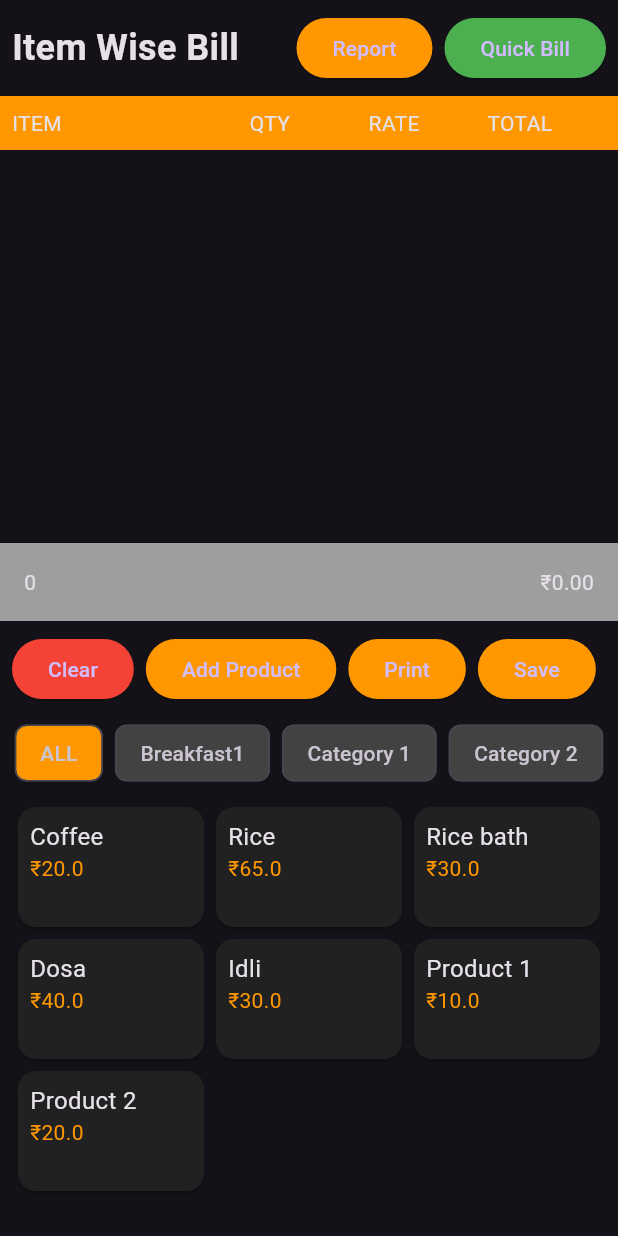
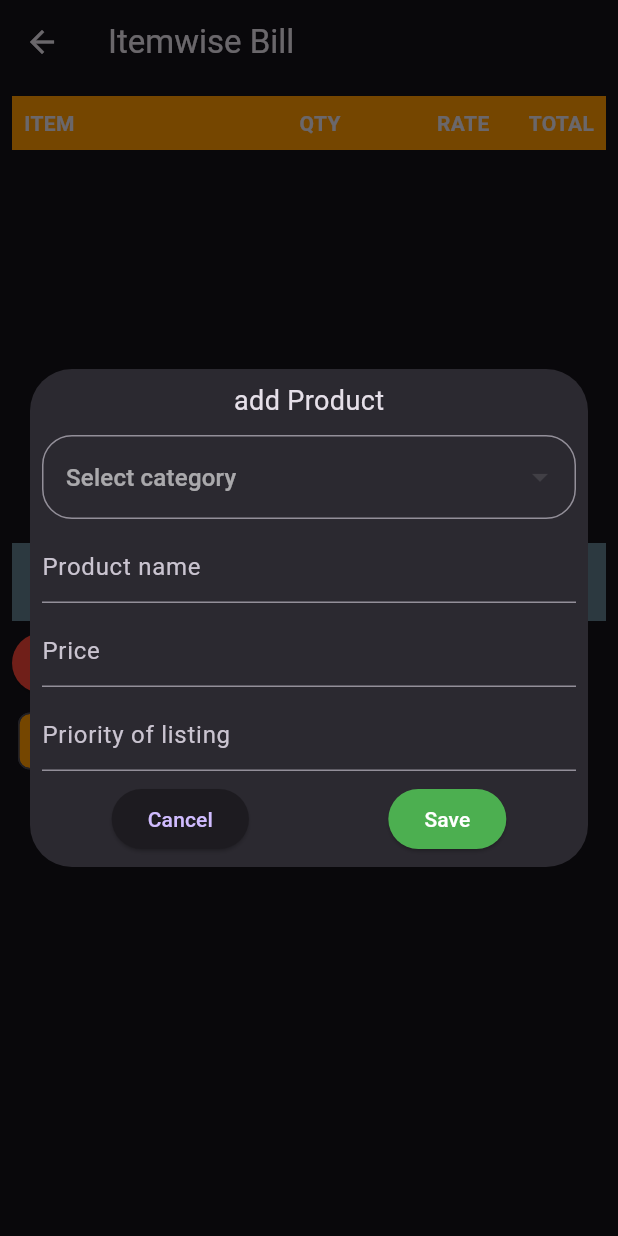
Before and after one commit to ambareesha7/bill_printer, a Flutter app: the BillView screen opened directly, after a tap on "Add Product", on a phone screen of 412 x 824 dp. Run offline on Flutter 3.47's test engine with Material 3 defaults, Android fonts, the light colour scheme and no system bars; our stand-ins replace drift, drift_flutter, flutter_riverpod, freezed_annotation, riverpod_annotation; accounts and stored records are empty; generated files the repository leaves out were written again.

Commit message:
feat: add itemwise bill functionality

```diff
--- a/lib/core/database.dart
+++ b/lib/data/database.dart
@@ -1,5 +1,5 @@
-import 'package:bill_printer/core/tables/categories_table.dart';
-import 'package:bill_printer/core/tables/products_table.dart';
+import 'package:bill_printer/data/tables/categories_table.dart';
+import 'package:bill_printer/data/tables/products_table.dart';
 import 'package:drift/drift.dart';
 import 'package:drift_flutter/drift_flutter.dart';
 import 'package:flutter/foundation.dart';
--- a/lib/core/db_utils.dart
+++ b/lib/data/db_utils.dart
@@ -1,4 +1,4 @@
-import 'package:bill_printer/core/database.dart';
+import 'package:bill_printer/data/database.dart';
 import 'package:drift/drift.dart';
 import 'package:flutter/rendering.dart';
 import 'package:flutter_riverpod/flutter_riverpod.dart';
--- a/lib/core/tables/products_table.dart
+++ b/lib/data/tables/products_table.dart
@@ -1,4 +1,4 @@
-import 'package:bill_printer/core/tables/categories_table.dart';
+import 'package:bill_printer/data/tables/categories_table.dart';
 import 'package:drift/drift.dart';
 
 class Products extends Table {
--- a/lib/main.dart
+++ b/lib/main.dart
@@ -1,5 +1,5 @@
-import 'package:bill_printer/core/db_utils.dart';
-import 'package:bill_printer/ui/bill_view.dart';
+import 'package:bill_printer/data/db_utils.dart';
+import 'package:bill_printer/ui/bill_views/bill_view.dart';
 import 'package:bill_printer/ui/category/category_view.dart';
 import 'package:flutter/material.dart';
 import 'package:flutter_riverpod/flutter_riverpod.dart';
--- a/lib/ui/bill_view.dart
+++ /dev/null
@@ -1,219 +0,0 @@
-import 'package:flutter/material.dart';
-
-class BillView extends StatefulWidget {
-  const BillView({super.key});
-
-  @override
-  State<BillView> createState() => _BillViewState();
-}
-
-class _BillViewState extends State<BillView> {
-  List<BillItem> items = [];
-  double total = 0;
-
-  @override
-  Widget build(BuildContext context) {
-    return Scaffold(
-      body: SafeArea(
-        child: Column(
-          children: [
-            _buildHeader(),
-            _buildBillTable(),
-            _buildTotalSection(),
-            _buildActionButtons(),
-            _buildCategories(),
-            _buildProductGrid(),
-          ],
-        ),
-      ),
-    );
-  }
-
-  Widget _buildHeader() {
-    return Padding(
-      padding: const EdgeInsets.all(8.0),
-      child: Row(
-        children: [
-          const Text(
-            'Item Wise Bill',
-            style: TextStyle(fontSize: 24, fontWeight: FontWeight.bold),
-          ),
-          const Spacer(),
-          ElevatedButton(
-            onPressed: () {},
-            style: ElevatedButton.styleFrom(backgroundColor: Colors.orange),
-            child: const Text('Report'),
-          ),
-          const SizedBox(width: 8),
-          ElevatedButton(
-            onPressed: () {},
-            style: ElevatedButton.styleFrom(backgroundColor: Colors.green),
-            child: const Text('Quick Bill'),
-          ),
-        ],
-      ),
-    );
-  }
-
-  Widget _buildBillTable() {
-    return Expanded(
-      child: Column(
-        children: [
-          Container(
-            color: Colors.orange,
-            padding: const EdgeInsets.all(8),
-            child: const Row(
-              children: [
-                Expanded(flex: 2, child: Text('ITEM')),
-                Expanded(child: Text('QTY')),
-                Expanded(child: Text('RATE')),
-                Expanded(child: Text('TOTAL')),
-              ],
-            ),
-          ),
-          Expanded(
-            child: ListView.builder(
-              itemCount: items.length,
-              itemBuilder: (context, index) {
-                return _buildBillRow(items[index]);
-              },
-            ),
-          ),
-        ],
-      ),
-    );
-  }
-  // Add this method after _buildBillTable()
-
-  Widget _buildBillRow(BillItem item) {
-    return Container(
-      padding: const EdgeInsets.symmetric(vertical: 8, horizontal: 8),
-      decoration: BoxDecoration(
-        border: Border(bottom: BorderSide(color: Colors.grey.shade800)),
-      ),
-      child: Row(
-        children: [
-          Expanded(flex: 2, child: Text(item.name)),
-          Expanded(child: Text(item.quantity.toString())),
-          Expanded(child: Text('₹${item.rate}')),
-          Expanded(child: Text('₹${item.total}')),
-        ],
-      ),
-    );
-  }
-
-  Widget _buildTotalSection() {
-    return Container(
-      color: Colors.grey,
-      padding: const EdgeInsets.all(16),
-      child: Row(
-        mainAxisAlignment: MainAxisAlignment.spaceBetween,
-        children: [
-          Text('${items.length}'),
-          Text('₹${total.toStringAsFixed(2)}'),
-        ],
-      ),
-    );
-  }
-
-  Widget _buildActionButtons() {
-    return Padding(
-      padding: const EdgeInsets.all(8.0),
-      child: Row(
-        children: [
-          ElevatedButton(
-            onPressed: () {},
-            style: ElevatedButton.styleFrom(backgroundColor: Colors.red),
-            child: const Text('Clear'),
-          ),
-          const SizedBox(width: 8),
-          ElevatedButton(
-            onPressed: () {},
-            style: ElevatedButton.styleFrom(backgroundColor: Colors.orange),
-            child: const Text('Add Product'),
-          ),
-          const SizedBox(width: 8),
-          ElevatedButton(
-            onPressed: () {},
-            style: ElevatedButton.styleFrom(backgroundColor: Colors.orange),
-            child: const Text('Print'),
-          ),
-          const SizedBox(width: 8),
-          ElevatedButton(
-            onPressed: () {},
-            style: ElevatedButton.styleFrom(backgroundColor: Colors.orange),
-            child: const Text('Save'),
-          ),
-        ],
-      ),
-    );
-  }
-
-  Widget _buildCategories() {
-    return SingleChildScrollView(
-      scrollDirection: Axis.horizontal,
-      child: Row(
-        children: [
-          _buildCategoryChip('ALL', isSelected: true),
-          _buildCategoryChip('Breakfast1'),
-          _buildCategoryChip('Category 1'),
-          _buildCategoryChip('Category 2'),
-        ],
-      ),
-    );
-  }
-
-  Widget _buildProductGrid() {
-    return Expanded(
-      child: GridView.count(
-        crossAxisCount: 3,
-        padding: const EdgeInsets.all(8),
-        childAspectRatio: 1.5,
-        children: [
-          _buildProductCard('Coffee', 20),
-          _buildProductCard('Rice', 65),
-          _buildProductCard('Rice bath', 30),
-          _buildProductCard('Dosa', 40),
-          _buildProductCard('Idli', 30),
-          _buildProductCard('Product 1', 10),
-          _buildProductCard('Product 2', 20),
-        ],
-      ),
-    );
-  }
-
-  Widget _buildCategoryChip(String label, {bool isSelected = false}) {
-    return Padding(
-      padding: const EdgeInsets.symmetric(horizontal: 4),
-      child: Chip(
-        label: Text(label),
-        backgroundColor: isSelected ? Colors.orange : Colors.grey[800],
-      ),
-    );
-  }
-
-  Widget _buildProductCard(String name, double price) {
-    return Card(
-      color: Colors.grey[900],
-      child: Padding(
-        padding: const EdgeInsets.all(8.0),
-        child: Column(
-          crossAxisAlignment: CrossAxisAlignment.start,
-          children: [
-            Text(name, style: const TextStyle(fontSize: 16)),
-            Text('₹$price', style: const TextStyle(color: Colors.orange)),
-          ],
-        ),
-      ),
-    );
-  }
-}
-
-class BillItem {
-  final String name;
-  final int quantity;
-  final double rate;
-  double get total => quantity * rate;
-
-  BillItem({required this.name, required this.quantity, required this.rate});
-}
--- /dev/null
+++ b/lib/ui/bill_views/bill_provider.dart
@@ -0,0 +1,87 @@
+import 'package:bill_printer/data/models/bill_item_model.dart';
+import 'package:bill_printer/data/models/product_model.dart';
+import 'package:riverpod_annotation/riverpod_annotation.dart';
+part 'bill_provider.g.dart';
+
+@riverpod
+class BillList extends _$BillList {
+  @override
+  List<BillItemModel> build() {
+    return [];
+  }
+
+  addItem(ProductModel item) {
+    if (state.any((element) => element.name == item.name)) {
+      state = _increaseQuantity(state, item);
+    } else {
+      state = [
+        ...state,
+        BillItemModel(
+          name: item.name!,
+          quantity: 1,
+          rate: int.parse(item.price!),
+        ),
+      ];
+    }
+  }
+
+  updateItemAtIndex(BillItemModel item) {
+    List<BillItemModel> itemsList = [...state];
+    if (itemsList.any((element) => element.name == item.name)) {
+      int index = itemsList.indexWhere((e) => e.name == item.name);
+      itemsList.insert(index, item);
+    }
+    state = itemsList;
+  }
+
+  removeItem(BillItemModel item) {
+    List<BillItemModel> itemsList = [...state];
+    if (itemsList.any((element) => element.name == item.name)) {
+      int index = itemsList.indexWhere((e) => e.name == item.name);
+      itemsList.removeAt(index);
+    }
+    state = itemsList;
+  }
+
+  clearItems() => state = [];
+
+  getTotalQuantity(List<BillItemModel> items) {
+    int totalQty = 0;
+    for (var i in items) {
+      totalQty += i.quantity;
+    }
+    return totalQty;
+  }
+
+  getTotalAmount(List<BillItemModel> items) {
+    int totalAmount = 0;
+    for (var i in items) {
+      totalAmount += i.rate * i.quantity;
+    }
+    return totalAmount;
+  }
+
+  _increaseQuantity(List<BillItemModel> itemsList, ProductModel item) {
+    List<BillItemModel> newItem = [];
+    for (var i in itemsList) {
+      if (i.name == item.name) {
+        i = i.copyWith(quantity: i.quantity + 1);
+      }
+      newItem.add(i);
+    }
+    return newItem;
+  }
+
+  // decreaseQuantity(ProductModel item) {
+  //   List<BillItemModel> itemsList = [...state];
+  //   if (itemsList.any((element) => element.name == item.name)) {
+  //     int index = itemsList.indexWhere((e) => e.name == item.name);
+  //     if (itemsList[index].quantity > 1) {
+  //       itemsList[index] = itemsList[index].copyWith(
+  //         quantity: itemsList[index].quantity - 1,
+  //       );
+  //     }
+  //   }
+  //   state = itemsList;
+  // }
+}
--- /dev/null
+++ b/lib/ui/bill_views/bill_view.dart
@@ -0,0 +1,305 @@
+import 'package:bill_printer/data/app_enums.dart';
+import 'package:bill_printer/data/models/bill_item_model.dart';
+import 'package:bill_printer/ui/bill_views/bill_provider.dart';
+import 'package:bill_printer/ui/category/product_provider.dart';
+import 'package:flutter/material.dart';
+import 'package:flutter_riverpod/flutter_riverpod.dart';
+
+class BillView extends ConsumerStatefulWidget {
+  const BillView({super.key});
+
+  @override
+  ConsumerState<BillView> createState() => _BillViewState();
+}
+
+class _BillViewState extends ConsumerState<BillView> {
+  final double btnPadding = 4;
+  @override
+  Widget build(BuildContext context) {
+    final itemHeadStyle = TextStyle(fontWeight: FontWeight.bold);
+    return Scaffold(
+      appBar: AppBar(title: Text("Itemwise Bill")),
+      body: Padding(
+        padding: const EdgeInsets.all(8.0),
+        child: Column(
+          crossAxisAlignment: CrossAxisAlignment.start,
+          children: [
+            // _buildBillTable(),
+            Expanded(
+              child: Column(
+                children: [
+                  Container(
+                    color: Colors.orange,
+                    padding: const EdgeInsets.all(8),
+                    child: Row(
+                      children: [
+                        Expanded(
+                          flex: 6,
+                          child: Text('ITEM', style: itemHeadStyle),
+                        ),
+                        Expanded(
+                          flex: 3,
+                          child: Text('QTY', style: itemHeadStyle),
+                        ),
+                        Expanded(
+                          flex: 2,
+                          child: Text('RATE', style: itemHeadStyle),
+                        ),
+                        // Expanded(child: ),
+                        Text('TOTAL', style: itemHeadStyle),
+                      ],
+                    ),
+                  ),
+                  Expanded(
+                    child: Consumer(
+                      builder: (context, ref, child) {
+                        return ListView.builder(
+                          itemCount: ref.watch(billListProvider).length,
+                          itemBuilder: (context, index) {
+                            // ref.watch(billListProvider);
+                            return BillRow(
+                              item: ref.watch(billListProvider)[index],
+                              onTap: () {
+                                // ref
+                                //     .read(billListProvider.notifier)
+                                //     .removeItem(
+                                //       ref.watch(billListProvider)[index],
+                                //     );
+                              },
+                            );
+                          },
+                        );
+                      },
+                    ),
+                  ),
+                ],
+              ),
+            ),
+            Consumer(
+              builder: (context, ref, child) {
+                final billItems = ref.watch(billListProvider);
+                return TotalSection(
+                  items: ref
+                      .read(billListProvider.notifier)
+                      .getTotalQuantity(billItems)
+                      .toString(),
+                  total: ref
+                      .read(billListProvider.notifier)
+                      .getTotalAmount(billItems)
+                      .toString(),
+                );
+              },
+            ),
+            _buildActionButtons(),
+            _buildCategories(),
+
+            // _buildProductGrid(),
+            Expanded(
+              child: Consumer(
+                builder: (context, ref, child) {
+                  final productsList = ref.watch(productsListProvider);
+                  return GridView.builder(
+                    itemCount: productsList.length,
+                    padding: EdgeInsets.all(8),
+                    gridDelegate: SliverGridDelegateWithFixedCrossAxisCount(
+                      crossAxisCount: 3,
+                      childAspectRatio: 1.2,
+                    ),
+                    itemBuilder: (context, index) {
+                      return ProductCard(
+                        name: productsList[index].name ?? "",
+                        price: productsList[index].price ?? "0",
+
+                        onTap: () {
+                          ref
+                              .read(billListProvider.notifier)
+                              .addItem(productsList[index]);
+                        },
+                      );
+                    },
+                  );
+                },
+              ),
+            ),
+          ],
+        ),
+      ),
+    );
+  }
+
+  // Add this method after _buildBillTable()
+
+  Widget _buildActionButtons() {
+    return Padding(
+      padding: const EdgeInsets.symmetric(vertical: 4),
+      child: Row(
+        children: [
+          AppBtn1(
+            name: "Clear",
+            onPressed: () {
+              ref.read(billListProvider.notifier).clearItems();
+            },
+            bgColor: Colors.red,
+          ),
+          SizedBox(width: btnPadding),
+          AppBtn1(
+            name: "Add Product",
+            onPressed: () {
+              ref
+                  .read(productsListProvider.notifier)
+                  .openProductDialog(
+                    context: context,
+                    operationType: OperationType.add,
+                  );
+            },
+          ),
+          SizedBox(width: btnPadding),
+          AppBtn1(name: "Print", onPressed: () {}),
+          AppBtn1(name: "Save", onPressed: () {}),
+          SizedBox(width: btnPadding),
+        ],
+      ),
+    );
+  }
+
+  Widget _buildCategories() {
+    return SingleChildScrollView(
+      scrollDirection: Axis.horizontal,
+      child: Row(
+        mainAxisAlignment: MainAxisAlignment.start,
+        children: List.generate(
+          1,
+          (index) => _buildCategoryChip('ALL', isSelected: true),
+        ),
+      ),
+    );
+  }
+
+  Widget _buildCategoryChip(String label, {bool isSelected = false}) {
+    return Padding(
+      padding: const EdgeInsets.symmetric(horizontal: 4),
+      child: Chip(
+        label: Text(label),
+        backgroundColor: isSelected ? Colors.orange : Colors.grey[800],
+      ),
+    );
+  }
+}
+
+class ProductCard extends StatelessWidget {
+  const ProductCard({
+    super.key,
+    required this.name,
+    required this.price,
+    this.onTap,
+  });
+
+  final String name;
+  final String price;
+  final void Function()? onTap;
+
+  @override
+  Widget build(BuildContext context) {
+    return InkWell(
+      onTap: onTap,
+      child: Card(
+        color: Colors.grey[900],
+        child: Padding(
+          padding: const EdgeInsets.all(8.0),
+          child: Column(
+            mainAxisAlignment: MainAxisAlignment.center,
+            children: [
+              Flexible(
+                child: Text(
+                  name,
+                  overflow: TextOverflow.ellipsis,
+                  softWrap: true,
+                  maxLines: 2,
+                ),
+              ),
+              Text('₹$price', style: const TextStyle(color: Colors.orange)),
+            ],
+          ),
+        ),
+      ),
+    );
+  }
+}
+
+class AppBtn1 extends StatelessWidget {
+  const AppBtn1({
+    super.key,
+    required this.name,
+    this.onPressed,
+    this.bgColor,
+    this.textColor,
+  });
+  final String name;
+  final void Function()? onPressed;
+  final Color? bgColor;
+  final Color? textColor;
+
+  @override
+  Widget build(BuildContext context) {
+    return ElevatedButton(
+      onPressed: onPressed,
+      style: ElevatedButton.styleFrom(
+        backgroundColor: bgColor,
+        padding: EdgeInsets.symmetric(horizontal: 8, vertical: 4),
+      ),
+      child: Text(name, style: TextStyle(color: textColor)),
+    );
+  }
+}
+
+class TotalSection extends StatelessWidget {
+  const TotalSection({super.key, required this.items, required this.total});
+
+  final String items;
+  final String total;
+
+  @override
+  Widget build(BuildContext context) {
+    return Container(
+      color: Colors.blueGrey,
+      padding: const EdgeInsets.all(16),
+      child: Row(
+        mainAxisAlignment: MainAxisAlignment.spaceBetween,
+        children: [
+          Text("Total"),
+          // SizedBox.expand(),
+          Text(items),
+          Text('₹$total'),
+        ],
+      ),
+    );
+  }
+}
+
+class BillRow extends StatelessWidget {
+  const BillRow({super.key, required this.item, this.onTap});
+
+  final BillItemModel item;
+  final void Function()? onTap;
+
+  @override
+  Widget build(BuildContext context) {
+    return InkWell(
+      onTap: onTap,
+      child: Container(
+        padding: const EdgeInsets.symmetric(vertical: 8, horizontal: 8),
+        decoration: BoxDecoration(
+          border: Border(bottom: BorderSide(color: Colors.grey.shade800)),
+        ),
+        child: Row(
+          children: [
+            Expanded(flex: 5, child: Text(item.name)),
+            Expanded(flex: 2, child: Text("${item.quantity}")),
+            Expanded(flex: 2, child: Text("${item.rate}")),
+            Expanded(child: Text("${item.rate * item.quantity}")),
+          ],
+        ),
+      ),
+    );
+  }
+}
--- a/lib/ui/category/category_provider.dart
+++ b/lib/ui/category/category_provider.dart
@@ -1,5 +1,5 @@
-import 'package:bill_printer/core/db_utils.dart';
-import 'package:bill_printer/models/category_model.dart';
+import 'package:bill_printer/data/db_utils.dart';
+import 'package:bill_printer/data/models/category_model.dart';
 import 'package:riverpod_annotation/riverpod_annotation.dart';
 part 'category_provider.g.dart';
 
@@ -7,6 +7,7 @@
 class CategoryList extends _$CategoryList {
   @override
   List<CategoryModel> build() {
+    getCategories();
     return [];
   }
 
--- a/lib/ui/category/category_view.dart
+++ b/lib/ui/category/category_view.dart
@@ -1,4 +1,4 @@
-import 'package:bill_printer/models/app_enums.dart';
+import 'package:bill_printer/data/app_enums.dart';
 import 'package:bill_printer/ui/category/category_provider.dart';
 import 'package:bill_printer/ui/category/product_provider.dart';
 import 'package:bill_printer/ui/widgets/grid_card.dart';
--- a/lib/ui/category/product_provider.dart
+++ b/lib/ui/category/product_provider.dart
@@ -1,9 +1,10 @@
-import 'package:bill_printer/core/db_utils.dart';
-import 'package:bill_printer/models/app_enums.dart';
-import 'package:bill_printer/models/category_model.dart';
-import 'package:bill_printer/models/product_model.dart';
+import 'package:bill_printer/data/db_utils.dart';
+import 'package:bill_printer/data/app_enums.dart';
+import 'package:bill_printer/data/models/category_model.dart';
+import 'package:bill_printer/data/models/product_model.dart';
 import 'package:bill_printer/ui/category/category_provider.dart';
 import 'package:flutter/material.dart';
+import 'package:flutter_riverpod/flutter_riverpod.dart';
 import 'package:riverpod_annotation/riverpod_annotation.dart';
 
 part 'product_provider.g.dart';
@@ -144,8 +145,8 @@
     ProductModel? product,
   }) {
     CategoryModel? selectedCate;
+    if (operationType == OperationType.edit) {
       final categoryList = ref.watch(categoryListProvider);
-    if (operationType == OperationType.edit) {
       productEditController.text = product?.name ?? "";
       priceEditController.text = product?.price ?? "0";
       priorityEditController.text = product?.priority?.toString() ?? "1";
@@ -158,8 +159,8 @@
       context: context,
       barrierDismissible: false,
       builder: (context) {
-        final tabIndex = ref.watch(tabIndexProvider);
-        String itemType = tabIndex == 0 ? "Category" : "Product";
+        // final tabIndex = ref.watch(tabIndexProvider);
+        // String itemType = tabIndex == 0 ? "Category" : "Product";
         return Dialog(
           insetPadding: const EdgeInsets.all(20),
           child: Padding(
@@ -170,14 +171,21 @@
                 mainAxisSize: MainAxisSize.min,
                 children: [
                   Text(
-                    "${operationType.name} $itemType",
+                    "${operationType.name} Product",
                     style: TextStyle(fontSize: 18),
                   ),
                   SizedBox(height: 10),
-                  DropdownButtonFormField(
+                  Consumer(
+                    builder: (context, ref, child) {
+                      final categoryList = ref.watch(categoryListProvider);
+                      print("cats............. $categoryList");
+                      return DropdownButtonFormField(
                         decoration: InputDecoration(
                           border: OutlineInputBorder(
-                        borderSide: BorderSide(color: Colors.blue, width: 2),
+                            borderSide: BorderSide(
+                              color: Colors.blue,
+                              width: 2,
+                            ),
                             borderRadius: BorderRadius.circular(20),
                           ),
                           hintText: "Select category",
@@ -196,6 +204,8 @@
                             child: Text(categoryList[index].name),
                           ),
                         ),
+                      );
+                    },
                   ),
                   SizedBox(height: 8),
                   TextFormField(
--- a/lib/ui/utils/constants.dart
+++ /dev/null
@@ -1,3 +0,0 @@
-class Constants {
-  //
-}
```
Also changed, not shown: lib/data/models/bill_item_model.dart (added, +16 -0 lines), lib/data/receipt.json (added, +13 -0 lines), lib/data/app_enums.dart (renamed from lib/models/app_enums.dart), lib/data/database.g.dart (renamed from lib/core/database.g.dart), lib/data/models/bill_item_model.freezed.dart (added), lib/data/models/bill_item_model.g.dart (added), lib/data/models/category_model.dart (renamed from lib/models/category_model.dart), lib/data/models/category_model.freezed.dart (renamed from lib/models/category_model.freezed.dart), lib/data/models/category_model.g.dart (renamed from lib/models/category_model.g.dart), lib/data/models/product_model.dart (renamed from lib/models/product_model.dart), lib/data/models/product_model.freezed.dart (renamed from lib/models/product_model.freezed.dart), lib/data/models/product_model.g.dart (renamed from lib/models/product_model.g.dart), lib/data/tables/categories_table.dart (renamed from lib/core/tables/categories_table.dart), lib/ui/bill_views/bill_provider.g.dart, 1 more files. Lines whose indentation alone changed are shown as unchanged.
